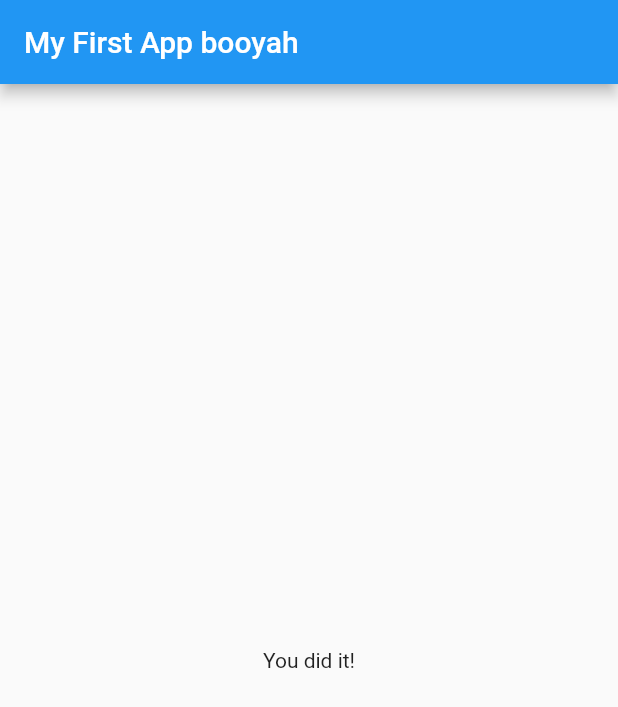
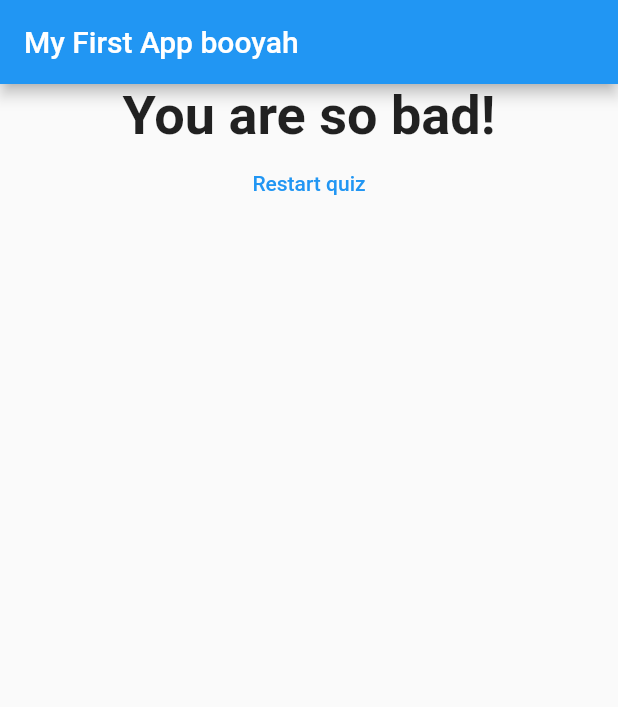
Before and after one commit to magluf/flutter_course, a Flutter app: the screen it shows after launch, after a tap on "Black", after a tap on "Skittles", after a tap on "Tiger", on a phone screen of 412 x 824 dp. Shown: the top 707 px of the screen. Run offline on Flutter 3.47's test engine with Material 2 defaults, Android fonts, the phone set to English and light mode, and no system bars.

Commit message:
Final setup of the quiz app + start of Assignment 1.

```diff
--- a/first_one/lib/main.dart
+++ b/first_one/lib/main.dart
@@ -12,23 +12,46 @@ class MyApp extends StatefulWidget {
 
 class _MyAppState extends State<MyApp> {
   var _questionIndex = 0;
+  var _totalScore = 0;
   final _questions = const [
     {
       "questionText": "What's your favourite colour?",
-      "answers": ["Black", "Yellow", "Red", "Blue"],
+      "answers": [
+        {"text": "Black", "score": 10},
+        {"text": "Yellow", "score": 6},
+        {"text": "Red", "score": 3},
+        {"text": "Blue", "score": 1}
+      ],
     },
     {
       "questionText": "What's your favourite food?",
-      "answers": ["Pasta", "Skittles", "Cake", "Pizza"],
+      "answers": [
+        {"text": "Pasta", "score": 2},
+        {"text": "Skittles", "score": 11},
+        {"text": "Cake", "score": 5},
+        {"text": "Pizza", "score": 1}
+      ],
     },
     {
       "questionText": "What's your favourite animal?",
-      "answers": ["Leopard", "Cat", "Tiger", "Lion"],
+      "answers": [
+        {"text": "Leopard", "score": 12},
+        {"text": "Cat", "score": 2},
+        {"text": "Tiger", "score": 5},
+        {"text": "Lion", "score": 3}
+      ],
     },
   ];
 
-  void _answerQuestion() {
-    if (_questionIndex < _questions.length) {}
+  void _resetQuiz() {
+    setState(() {
+      _totalScore = 0;
+      _questionIndex = 0;
+    });
+  }
+
+  void _answerQuestion(int score) {
+    _totalScore += score;
     setState(() {
       _questionIndex++;
     });
@@ -48,7 +71,10 @@ class _MyAppState extends State<MyApp> {
                 questionIndex: _questionIndex,
                 questions: _questions,
               )
-            : Result(),
+            : Result(
+                resultScore: _totalScore,
+                resetHandler: _resetQuiz,
+              ),
       ),
     );
   }
--- a/first_one/lib/quiz.dart
+++ b/first_one/lib/quiz.dart
@@ -20,8 +20,9 @@ class Quiz extends StatelessWidget {
         Question(
           questions[questionIndex]['questionText'],
         ),
-        ...(questions[questionIndex]['answers'] as List).map((answer) {
-          return Answer(answerQuestion, answer);
+        ...(questions[questionIndex]['answers'] as List<Map<String, Object>>)
+            .map((answer) {
+          return Answer(() => answerQuestion(answer['score']), answer['text']);
         }).toList(),
       ],
     );
--- a/first_one/lib/result.dart
+++ b/first_one/lib/result.dart
@@ -1,10 +1,42 @@
 import 'package:flutter/material.dart';
 
 class Result extends StatelessWidget {
+  final int resultScore;
+  final Function resetHandler;
+
+  Result({@required this.resultScore, @required this.resetHandler});
+
+  String get resultPhrase {
+    String resultText;
+    if (resultScore <= 8) {
+      resultText = 'You are awesome and innocent.';
+    } else if (resultScore <= 12) {
+      resultText = 'Pretty likeable!';
+    } else if (resultScore <= 16) {
+      resultText = 'You are strange';
+    } else {
+      resultText = 'You are so bad!';
+    }
+    return resultText;
+  }
+
   @override
   Widget build(BuildContext context) {
     return Center(
-      child: Text('You did it!'),
+      child: Column(
+        children: <Widget>[
+          Text(
+            resultPhrase,
+            style: TextStyle(fontSize: 36, fontWeight: FontWeight.bold),
+            textAlign: TextAlign.center,
+          ),
+          FlatButton(
+            child: Text('Restart quiz'),
+            textColor: Colors.blue,
+            onPressed: resetHandler,
+          )
+        ],
+      ),
     );
   }
 }
```
Also changed, not shown: assignment_1/lib/main.dart (added, +13 -0 lines), assignment_1/pubspec.yaml (added, +72 -0 lines), assignment_1/pubspec.lock (added), 53 other files.
